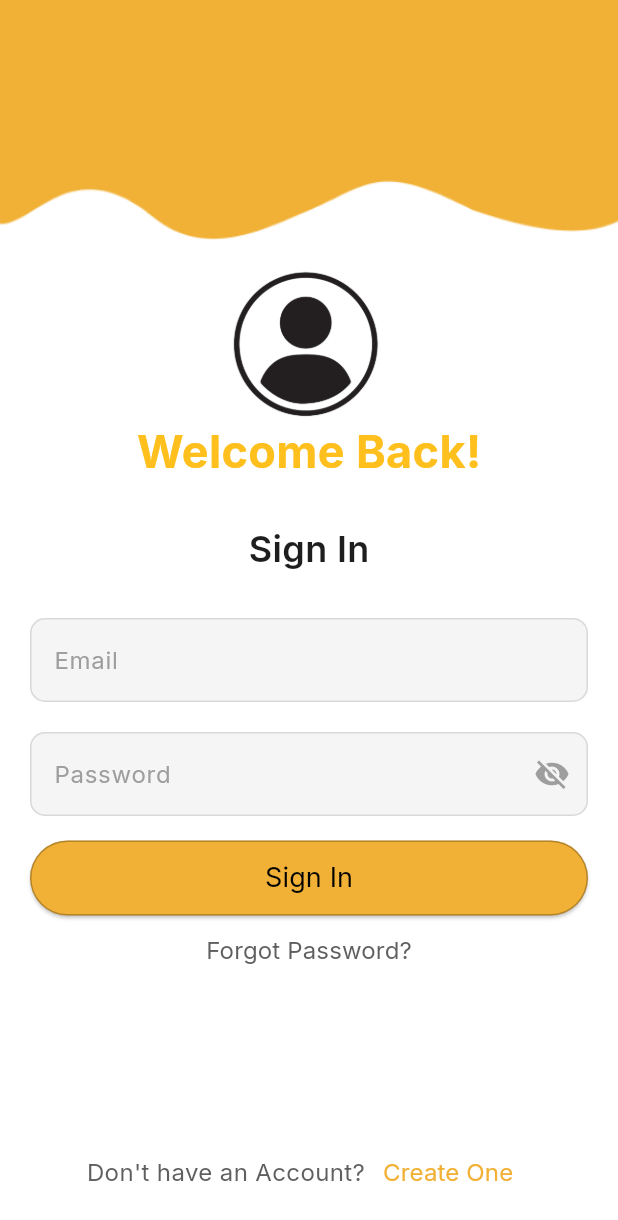
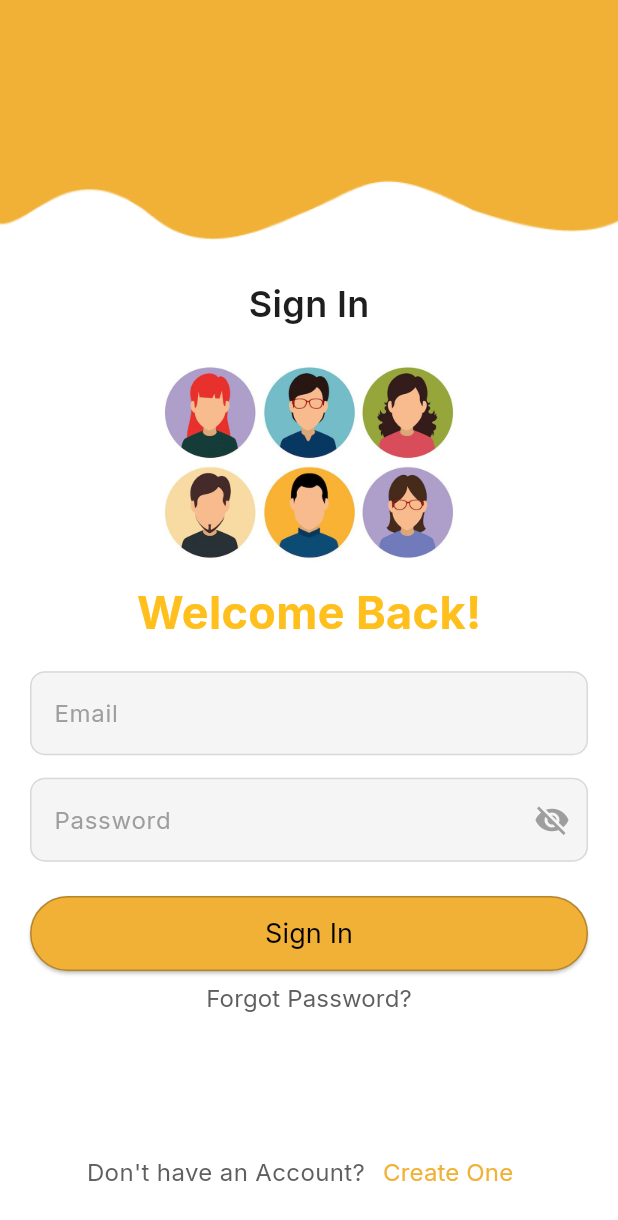
Before and after one commit to rustinashakya/Big-Bites-A-Canteen-Management-App, a Flutter app: the CreateAnAccountPage screen opened directly, after a tap on "Sign In", on a phone screen of 412 x 824 dp. Shown: the top 1220 px of the screen. Run offline on Flutter 3.47's test engine with Material 3 defaults, Android fonts, the phone set to English and light mode, and no system bars; our stand-ins replace firebase_auth, firebase_core, flutter_svg, get, google_fonts; accounts and stored records are empty.

Commit message:
Sign In Page Updated

```diff
--- a/big_bites/lib/main.dart
+++ b/big_bites/lib/main.dart
@@ -1,7 +1,9 @@
 import 'package:big_bites/pages/dashboard_page/dashboard_page.dart';
 import 'package:big_bites/pages/detail_page/detail_page.dart';
+import 'package:big_bites/pages/splash.dart';
 import 'package:firebase_core/firebase_core.dart';
 import 'package:flutter/material.dart';
+import 'package:get/get.dart';
 
 void main() async{
   WidgetsFlutterBinding.ensureInitialized();
@@ -15,15 +17,15 @@ class MyApp extends StatelessWidget {
   // This widget is the root of your application.
   @override
   Widget build(BuildContext context) {
-    return MaterialApp(
+    return GetMaterialApp(
         title: 'Big Bites - A Canteen Management App',
         debugShowCheckedModeBanner: false,
         theme: ThemeData(
           colorScheme: ColorScheme.fromSeed(seedColor: Colors.deepPurple),
           useMaterial3: true,
         ),
-        // home: Splash(),
-        home: const DashboardPage()
+        home: Splash(),
+        // home: const DashboardPage()
         // home: CreateAnAccountPage(),
         // home: WelcomePage(),
         );
--- a/big_bites/lib/pages/create_an_account.dart
+++ b/big_bites/lib/pages/create_an_account.dart
@@ -19,7 +19,6 @@ class _CreateAnAccountPageState extends State<CreateAnAccountPage> {
   TextEditingController usertype = TextEditingController();
   TextEditingController password = TextEditingController();
   TextEditingController confirmpassword = TextEditingController();
-  // TextEditingController email = TextEditingController();
 
   @override
   Widget build(BuildContext context) {
@@ -66,7 +65,6 @@ class _CreateAnAccountPageState extends State<CreateAnAccountPage> {
             ),
           ),
 
-
           // Text Fields
           Positioned(
             top: deviceHeight * 0.3,
@@ -101,14 +99,17 @@ class _CreateAnAccountPageState extends State<CreateAnAccountPage> {
                   ),
                 ),
 
-                const SizedBox(height: 20.0),
+                const SizedBox(height: 15.0),
 
+                Row(
+                  children: [
                     // First Name Field
-                TextField(
+                    Expanded(
+                      child: TextField(
                         decoration: InputDecoration(
                           filled: true,
                           fillColor: const Color(0xFFF5F5F5),
-                    hintText: 'Full Name',
+                          hintText: 'First Name',
                           hintStyle: const TextStyle(
                             fontFamily: 'Inter',
                             fontWeight: FontWeight.w400,
@@ -129,37 +130,42 @@ class _CreateAnAccountPageState extends State<CreateAnAccountPage> {
                           ),
                         ),
                       ),
+                    ),
 
-                // SizedBox(height: 20.0),
+                    SizedBox(width: 15.0),
 
-                // // Last Name Field
-                // TextField(
-                //   decoration: InputDecoration(
-                //     filled: true,
-                //     fillColor: Color(0xFFF5F5F5),
-                //     hintText: 'Last Name',
-                //     hintStyle: TextStyle(
-                //       fontFamily: 'Inter',
-                //       fontWeight: FontWeight.w400,
-                //       fontSize: 16,
-                //       color: Colors.grey,
-                //     ),
-                //     border: OutlineInputBorder(
-                //       borderRadius: BorderRadius.circular(10.0),
-                //       borderSide: BorderSide(
-                //         color: Color(0xFFD9D9D9),
-                //       ),
-                //     ),
-                //     enabledBorder: OutlineInputBorder(
-                //       borderRadius: BorderRadius.circular(10.0),
-                //       borderSide: BorderSide(
-                //         color: Color(0xFFD9D9D9),
-                //       ),
-                //     ),
-                //   ),
-                // ),
+                    // Last Name Field
+                    Expanded(
+                      child: TextField(
+                        decoration: InputDecoration(
+                          filled: true,
+                          fillColor: const Color(0xFFF5F5F5),
+                          hintText: 'Last Name',
+                          hintStyle: const TextStyle(
+                            fontFamily: 'Inter',
+                            fontWeight: FontWeight.w400,
+                            fontSize: 16,
+                            color: Colors.grey,
+                          ),
+                          border: OutlineInputBorder(
+                            borderRadius: BorderRadius.circular(10.0),
+                            borderSide: const BorderSide(
+                              color: Color(0xFFD9D9D9),
+                            ),
+                          ),
+                          enabledBorder: OutlineInputBorder(
+                            borderRadius: BorderRadius.circular(10.0),
+                            borderSide: const BorderSide(
+                              color: Color(0xFFD9D9D9),
+                            ),
+                          ),
+                        ),
+                      ),
+                    ),
+                  ],
+                ),
 
-                const SizedBox(height: 20.0),
+                const SizedBox(height: 15.0),
 
                 // User Type Field
                 TextField(
@@ -188,7 +194,7 @@ class _CreateAnAccountPageState extends State<CreateAnAccountPage> {
                   ),
                 ),
 
-                const SizedBox(height: 20.0),
+                const SizedBox(height: 15.0),
 
                 // Password Text Field
                 TextField(
@@ -230,7 +236,7 @@ class _CreateAnAccountPageState extends State<CreateAnAccountPage> {
                     ),
                   ),
                 ),
-                const SizedBox(height: 20.0),
+                const SizedBox(height: 15.0),
 
                 // Confirm Password Text Field
                 TextField(
@@ -291,12 +297,14 @@ class _CreateAnAccountPageState extends State<CreateAnAccountPage> {
                     width: 1.0,
                   ),
                 ),
-                minimumSize: const Size(double.infinity, 50), // Full-width button
+                minimumSize:
+                    const Size(double.infinity, 50), // Full-width button
               ),
               onPressed: () {
                 Navigator.push(
                   context,
-                  MaterialPageRoute(builder: (context) => OTPConfirmationPage()),
+                  MaterialPageRoute(
+                      builder: (context) => OTPConfirmationPage()),
                 );
               },
               child: const Text(
@@ -333,7 +341,8 @@ class _CreateAnAccountPageState extends State<CreateAnAccountPage> {
                     onPressed: () {
                       Navigator.push(
                         context,
-                        MaterialPageRoute(builder: (context) => const SignInPage()),
+                        MaterialPageRoute(
+                            builder: (context) => const SignInPage()),
                       );
                     },
                     child: const Text(
--- a/big_bites/lib/pages/sign_in.dart
+++ b/big_bites/lib/pages/sign_in.dart
@@ -40,6 +40,38 @@ class _SignInPageState extends State<SignInPage> {
       backgroundColor: const Color(0xFFFFFFFF),
       body: Stack(
         children: [
+          // User Image
+          Positioned(
+            top: deviceHeight * 0.192,
+            left: 0,
+            right: 0,
+            child: Center(
+              child: SizedBox(
+                width: 300,
+                height: 300,
+                child: Image.asset(
+                  'assets/images/sign_in/user.jpg',
+                  fit: BoxFit.contain,
+                ),
+              ),
+            ),
+          ),
+          // Positioned(
+          //   top: deviceHeight * 0.3,
+          //   left: 0,
+          //   right: 0,
+          //   child: Center(
+          //     child: SizedBox(
+          //       width: 150,
+          //       height: 150,
+          //       child: Image.asset(
+          //         'assets/images/sign_in/user_image.png',
+          //         fit: BoxFit.contain,
+          //       ),
+          //     ),
+          //   ),
+          // ),
+
           // Top Surface Image
           Positioned(
             top: deviceHeight * 0.0,
@@ -55,26 +87,9 @@ class _SignInPageState extends State<SignInPage> {
             ),
           ),
 
-          // User Image
-          Positioned(
-            top: deviceHeight * 0.2,
-            left: 0,
-            right: 0,
-            child: Center(
-              child: SizedBox(
-                width: 130,
-                height: 130,
-                child: Image.asset(
-                  'assets/images/sign_in/user_image.png',
-                  fit: BoxFit.contain,
-                ),
-              ),
-            ),
-          ),
-
           // Welcome Text
           Positioned(
-            top: deviceHeight * 0.34,
+            top: deviceHeight * 0.47,
             left: 0,
             right: 0,
             child: const Center(
@@ -97,10 +112,10 @@ class _SignInPageState extends State<SignInPage> {
 
           // sign In Text
           Positioned(
-            top: deviceHeight * 0.423,
-            left: 0,
-            right: 0,
-            child: Center(
+            top: deviceHeight * 0.225,
+            left: 20.0,
+            right: 20.0,
+            // child: Center(
               child: Column(
                 children: [
                   Text(
@@ -114,12 +129,12 @@ class _SignInPageState extends State<SignInPage> {
                   ),
                 ],
               ),
-            ),
+            // ),
           ),
 
           // Text Fields
           Positioned(
-            top: deviceHeight * 0.5,
+            top: deviceHeight * 0.543,
             left: 20.0,
             right: 20.0,
             child: Column(
@@ -152,7 +167,7 @@ class _SignInPageState extends State<SignInPage> {
                   ),
                 ),
 
-                SizedBox(height: 20.0),
+                SizedBox(height: 15.0),
 
                 // Password Text Field
                 TextField(
@@ -201,7 +216,7 @@ class _SignInPageState extends State<SignInPage> {
 
           // Sign In Button
           Positioned(
-            top: deviceHeight * 0.68, // Positioned at 80% height
+            top: deviceHeight * 0.725, // Positioned at 80% height
             left: 20.0,
             right: 20.0,
             child: ElevatedButton(
@@ -231,7 +246,7 @@ class _SignInPageState extends State<SignInPage> {
 
           // Forgot Password
           Positioned(
-            top: deviceHeight * 0.74, // Positioned at 88% height
+            top: deviceHeight * 0.779, // Positioned at 88% height
             left: 0,
             right: 0,
             child: Center(
```
Also changed, not shown: big_bites/assets/images/sign_in/user.jpg (added). Lines whose indentation alone changed are shown as unchanged.
